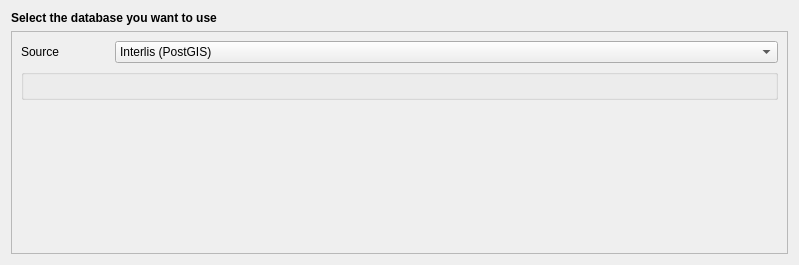
Above: QgisModelBaker/ui/workflow_wizard/database_selection.ui from opengisch/QgisModelBaker before the change. Below: the same form after it.
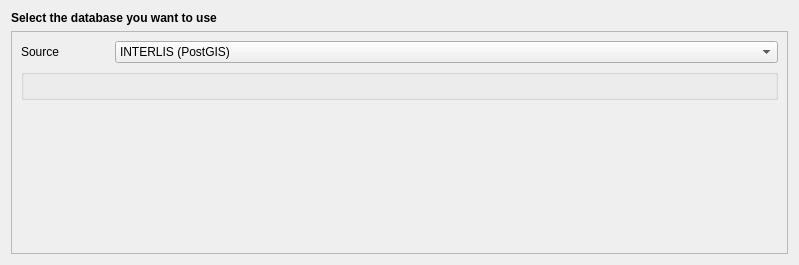
That is the form after the change.

Commit message: Avoid writing Interlis

```diff
--- a/QgisModelBaker/ui/workflow_wizard/database_selection.ui
+++ b/QgisModelBaker/ui/workflow_wizard/database_selection.ui
@@ -77,7 +77,7 @@
         <widget class="QComboBox" name="type_combo_box">
          <item>
           <property name="text">
-           <string>Interlis (PostGIS)</string>
+           <string>INTERLIS (PostGIS)</string>
           </property>
          </item>
          <item>
```
Left out of the diff: 2 changed lines with no effect on the pictures. The commit also changes 10 other files.
